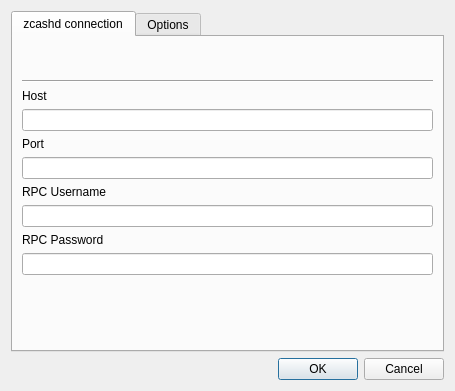
Above: src/settings.ui from z-bitcoinz/BitcoinZ_Blue before the change. Below: the same form after it.
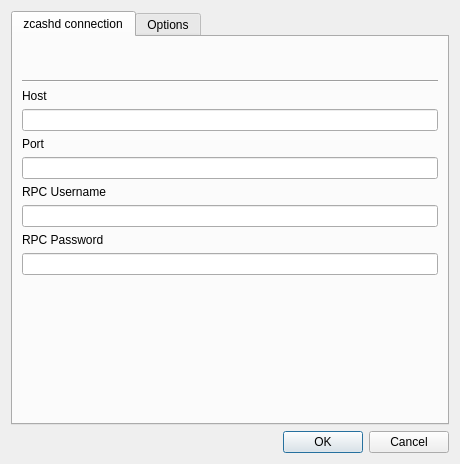
That is the form after the change. The open tabs and pages were chosen to show the change.

Commit message: #64 Set min size for settings dialog

The edit to the form file:
```diff
--- a/src/settings.ui
+++ b/src/settings.ui
@@ -6,10 +6,16 @@
    <rect>
     <x>0</x>
     <y>0</y>
-    <width>455</width>
-    <height>391</height>
+    <width>460</width>
+    <height>464</height>
    </rect>
   </property>
+  <property name="minimumSize">
+   <size>
+    <width>460</width>
+    <height>464</height>
+   </size>
+  </property>
   <property name="windowTitle">
    <string>Settings</string>
   </property>
```
Left out of the diff: 2 changed lines with no effect on the pictures.
